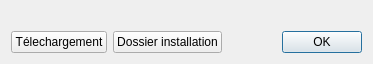
Qt form sources/ui/thirdpartybinaryinstalldialog.ui (qelectrotech/qelectrotech-source-mirror) before a commit.
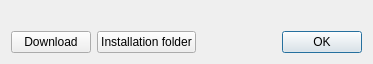
The same form after that commit. Icons and pictures are not drawn.

```diff
--- a/sources/ui/thirdpartybinaryinstalldialog.ui
+++ b/sources/ui/thirdpartybinaryinstalldialog.ui
@@ -30,7 +30,7 @@
    <item row="1" column="0">
     <widget class="QPushButton" name="m_download_pb">
      <property name="text">
-      <string>Télechargement</string>
+      <string>Download</string>
      </property>
      <property name="icon">
       <iconset theme="edit-download"/>
@@ -40,7 +40,7 @@
    <item row="1" column="1">
     <widget class="QPushButton" name="m_install_dir_pb">
      <property name="text">
-      <string>Dossier installation</string>
+      <string>Installation folder</string>
      </property>
      <property name="icon">
       <iconset theme="folder-open"/>
```
Left out of the diff: 2 changed lines with no effect on the pictures.
